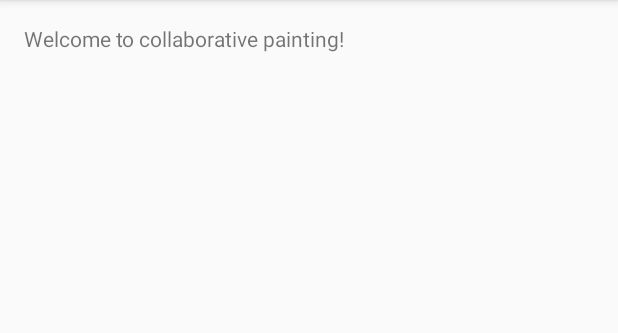
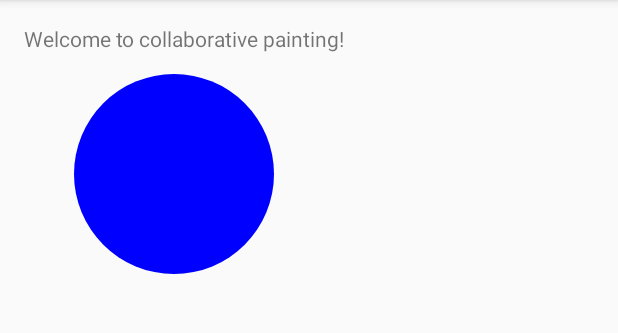
Before and after one commit to Calvin-262-Team-Equinox/magnum-opus-client, an Android app: the screen it shows after launch (MainActivity), on a phone screen of 412 x 824 dp, the part 84-417 px from its top. Run offline under Robolectric (Android 15) with nearby library versions, the phone set to English and light mode, and no system bars.

Commit message:
* Canvas: Create basic tiling draw structure

```diff
--- a/app/build.gradle
+++ b/app/build.gradle
@@ -6,7 +6,7 @@ android {
 
     defaultConfig {
         applicationId "edu.calvin.equinox.magnumopus"
-        minSdkVersion 15
+        minSdkVersion 16
         targetSdkVersion 22
         versionCode 1
         versionName "1.0"
--- /dev/null
+++ b/app/src/main/java/edu/calvin/equinox/magnumopus/Tile.java
@@ -0,0 +1,32 @@
+package edu.calvin.equinox.magnumopus;
+
+import android.graphics.Bitmap;
+import android.graphics.Canvas;
+import android.graphics.Color;
+import android.graphics.Paint;
+
+/**
+ * A section of the canvas.
+ */
+
+public class Tile
+{
+    Bitmap m_composite;
+    Canvas m_compositeCanvas;
+
+    public Tile(int size)
+    {
+        m_composite = Bitmap.createBitmap(size, size, Bitmap.Config.ARGB_8888);
+        m_compositeCanvas = new Canvas(m_composite);
+
+        Paint brush = new Paint();
+        brush.setStyle(Paint.Style.FILL);
+        brush.setColor(Color.BLUE);
+        m_compositeCanvas.drawCircle(150, 150, 100, brush);
+    }
+
+    public Bitmap getComposite()
+    {
+        return m_composite;
+    }
+}
--- /dev/null
+++ b/app/src/main/java/edu/calvin/equinox/magnumopus/TilingCanvasView.java
@@ -0,0 +1,50 @@
+package edu.calvin.equinox.magnumopus;
+
+import android.content.Context;
+import android.graphics.Canvas;
+import android.util.AttributeSet;
+import android.util.LongSparseArray;
+import android.view.View;
+
+/**
+ * Render canvas tiles to the view port. Dispatch paint commands to the
+ * relevant tiles.
+ */
+
+public class TilingCanvasView extends View
+{
+    private static final int TILE_SIZE = 512;
+
+    private LongSparseArray<Tile> m_tiles;
+
+    public TilingCanvasView(Context context, AttributeSet attrs)
+    {
+        super(context, attrs);
+        m_tiles = new LongSparseArray<>(4);
+        m_tiles.put(hashCoord(0, 0), new Tile(TILE_SIZE));
+    }
+
+    @Override
+    protected void onDraw(Canvas canvas)
+    {
+        super.onDraw(canvas);
+
+        canvas.drawBitmap(
+                m_tiles.get(hashCoord(0, 0)).getComposite(),
+                0, 0, null
+        );
+    }
+
+    private long hashCoord(int x, int y)
+    {
+        long hash = 2166136261L;
+
+        hash = hash ^ x;
+        hash *= 16777619;
+
+        hash = hash ^ y;
+        hash *= 16777619;
+
+        return hash;
+    }
+}
--- a/app/src/main/res/layout/activity_main.xml
+++ b/app/src/main/res/layout/activity_main.xml
@@ -13,4 +13,13 @@
         android:layout_width="wrap_content"
         android:layout_height="wrap_content"
         android:text="Welcome to collaborative painting!"/>
+
+    <view
+        android:layout_width="match_parent"
+        android:layout_height="match_parent"
+        class="edu.calvin.equinox.magnumopus.TilingCanvasView"
+        android:layout_below="@+id/textView"
+        android:layout_alignParentLeft="true"
+        android:layout_alignParentStart="true"
+        android:id="@+id/view"/>
 </RelativeLayout>
```
